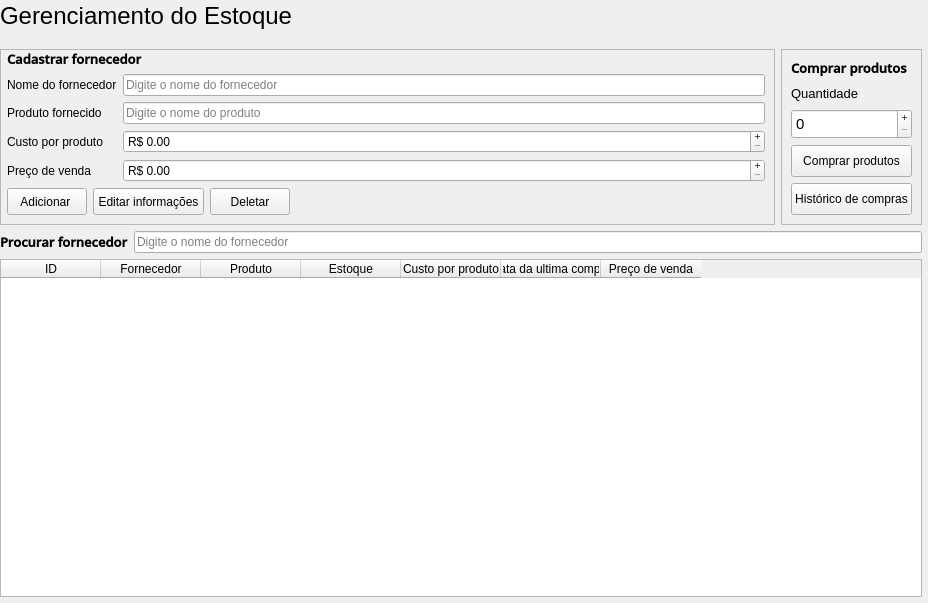
First picture: the form in view/management UIs/stock_management.ui, repository PedroGregori/Projeto_Integrador--SENAC_BA-2022, before the edit.
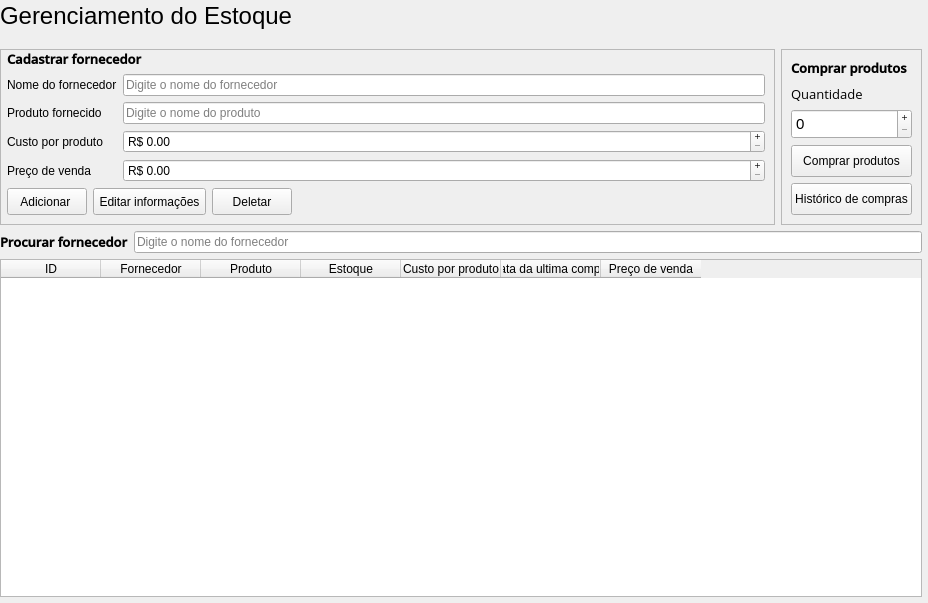
Second picture: the form after the edit.

What changed in the file:
```diff
--- a/view/management UIs/stock_management.ui
+++ b/view/management UIs/stock_management.ui
@@ -241,7 +241,7 @@
            <widget class="QPushButton" name="Btn_edit">
             <property name="minimumSize">
              <size>
-              <width>111</width>
+              <width>113</width>
               <height>27</height>
              </size>
             </property>
@@ -259,7 +259,7 @@
            <widget class="QPushButton" name="Btn_delete">
             <property name="minimumSize">
              <size>
-              <width>0</width>
+              <width>78</width>
               <height>27</height>
              </size>
             </property>
@@ -319,6 +319,7 @@
          <widget class="QLabel" name="quantity_label">
           <property name="font">
            <font>
+            <family>Open Sans</family>
             <pointsize>10</pointsize>
            </font>
           </property>
```
Left out of the diff: 22 changed lines with no effect on the pictures.
